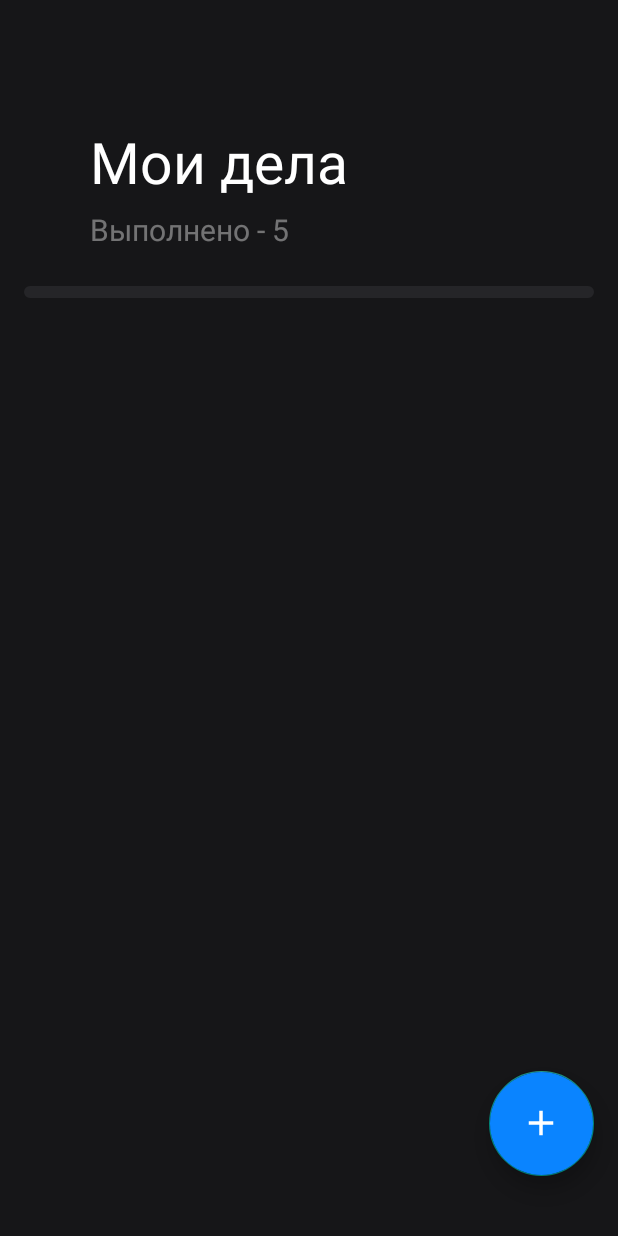
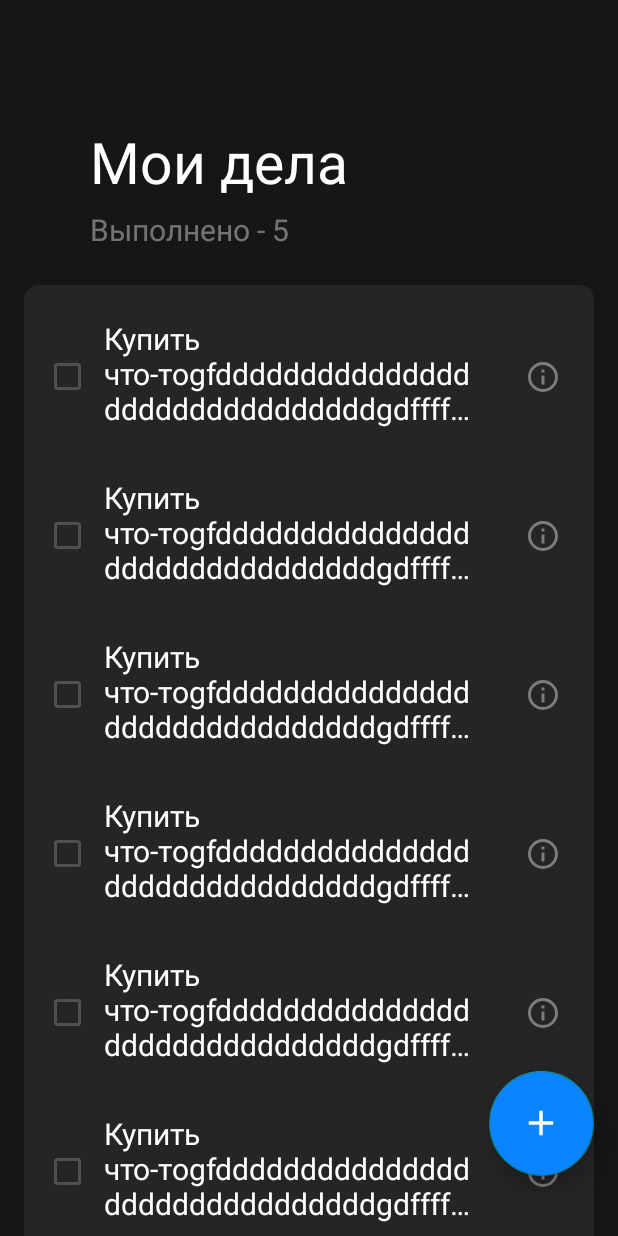
Before and after one commit to Towich/ToDoApp, an Android app: the layout fragment_start.xml on its own in the app's theme, with its tools: preview values and no code run, on a phone screen of 412 x 824 dp. Run offline under Robolectric (Android 15) with nearby library versions, the phone set to English and light mode, and no system bars.

Commit message:
feat: add Edit existing Works

```diff
--- a/app/src/main/java/com/example/todoapp/data/model/TodoItem.kt
+++ b/app/src/main/java/com/example/todoapp/data/model/TodoItem.kt
@@ -1,5 +1,6 @@
 package com.example.todoapp.data.model
 
-data class TodoItem(val textCase: String, val importance: String){
+data class TodoItem(var textCase: String, var importance: String){
     var id: String = "0"
+    var completed: Boolean = false
 }
--- a/app/src/main/res/layout/fragment_edit_work.xml
+++ b/app/src/main/res/layout/fragment_edit_work.xml
@@ -33,7 +33,7 @@
         app:layout_constraintTop_toTopOf="parent" />
 
     <EditText
-        android:id="@+id/editText"
+        android:id="@+id/edit_text"
         android:layout_width="match_parent"
         android:layout_height="wrap_content"
         android:layout_marginStart="20dp"
@@ -65,7 +65,7 @@
         android:textColor="@color/white"
         android:textSize="@dimen/title"
         app:layout_constraintStart_toStartOf="parent"
-        app:layout_constraintTop_toBottomOf="@+id/editText" />
+        app:layout_constraintTop_toBottomOf="@+id/edit_text" />
 
     <TextView
         android:id="@+id/text_importance_body"
--- a/app/src/main/res/layout/fragment_start.xml
+++ b/app/src/main/res/layout/fragment_start.xml
@@ -2,11 +2,11 @@
 <androidx.constraintlayout.widget.ConstraintLayout xmlns:android="http://schemas.android.com/apk/res/android"
     xmlns:app="http://schemas.android.com/apk/res-auto"
     xmlns:tools="http://schemas.android.com/tools"
+    style="@style/Base.Theme.ToDoApp"
     android:layout_width="match_parent"
     android:layout_height="match_parent"
-    tools:context=".ui.Fragment.StartFragment"
     android:background="@color/black_16"
-    style="@style/Base.Theme.ToDoApp">
+    tools:context=".ui.Fragment.StartFragment">
 
     <TextView
         android:id="@+id/textView"
@@ -32,28 +32,41 @@
         app:layout_constraintStart_toStartOf="parent"
         app:layout_constraintTop_toBottomOf="@+id/textView" />
 
+    <FrameLayout
+        android:layout_width="match_parent"
+        android:layout_height="match_parent"
+        android:paddingTop="190dp"
+        app:layout_constraintBottom_toBottomOf="parent"
+        app:layout_constraintEnd_toEndOf="parent"
+        app:layout_constraintStart_toStartOf="parent"
+        app:layout_constraintTop_toTopOf="parent">
+
         <androidx.recyclerview.widget.RecyclerView
             android:id="@+id/recycler_view"
             android:layout_width="match_parent"
             android:layout_height="wrap_content"
-        android:layout_marginTop="24dp"
             android:layout_marginStart="16dp"
             android:layout_marginEnd="16dp"
-        android:paddingTop="8dp"
             android:background="@drawable/rounded_border"
             android:backgroundTint="@color/black_25"
+            android:paddingTop="8dp"
             app:layout_constraintEnd_toEndOf="parent"
             app:layout_constraintStart_toStartOf="parent"
-        app:layout_constraintTop_toBottomOf="@+id/textView2" />
+            app:layout_constraintTop_toBottomOf="@+id/textView2"
+            tools:itemCount="9"
+            tools:listitem="@layout/work_item" />
+    </FrameLayout>
+
 
     <com.google.android.material.floatingactionbutton.FloatingActionButton
         android:id="@+id/fab"
         android:layout_width="wrap_content"
         android:layout_height="wrap_content"
         android:layout_gravity="bottom|end"
-        android:backgroundTint="@color/blue"
         android:layout_marginEnd="16dp"
         android:layout_marginBottom="40dp"
+        android:backgroundTint="@color/blue"
+        android:nestedScrollingEnabled="false"
         app:fabCustomSize="70dp"
         app:layout_constraintBottom_toBottomOf="parent"
         app:layout_constraintEnd_toEndOf="parent"
--- a/app/src/main/res/layout/work_item.xml
+++ b/app/src/main/res/layout/work_item.xml
@@ -14,12 +14,12 @@
         android:layout_height="wrap_content"
         android:paddingStart="15dp"
         android:paddingTop="14dp"
-        android:paddingBottom="14dp"
-        android:paddingEnd="10dp"
+        android:paddingBottom="18dp"
+        android:paddingEnd="18dp"
         android:layout_marginStart="10dp"
-        android:layout_marginEnd="50dp"
-        android:text="Купить что-то"
-        android:textStyle=""
+        android:layout_marginEnd="60dp"
+        android:text="Купить что-тоgfdddddddddddddddddddddddddddddddgdfffffgfffffffgggg"
+        android:ellipsize="end"
         android:textSize="@dimen/title"
         android:textColor="@color/white"
         android:maxLines="3"
@@ -31,6 +31,7 @@
         android:id="@+id/button_info"
         android:layout_width="48dp"
         android:layout_height="48dp"
+        android:layout_marginEnd="10dp"
         android:background="#00000000"
         android:src="@drawable/info_outline"
         app:layout_constraintBottom_toBottomOf="parent"
```
Also changed, not shown: app/src/main/java/com/example/todoapp/ui/Adapter/CustomRecyclerAdapter.kt (+49 -6 lines), app/src/main/java/com/example/todoapp/ui/Fragment/EditWorkFragment.kt (+67 -17 lines), app/src/main/java/com/example/todoapp/ui/Fragment/StartFragment.kt (+14 -1 lines), app/src/main/java/com/example/todoapp/ui/Repository/StartRepository.kt (+11 -4 lines), app/src/main/java/com/example/todoapp/ui/ViewModel/StartViewModel.kt (+26 -1 lines). Lines whose indentation alone changed are shown as unchanged.
